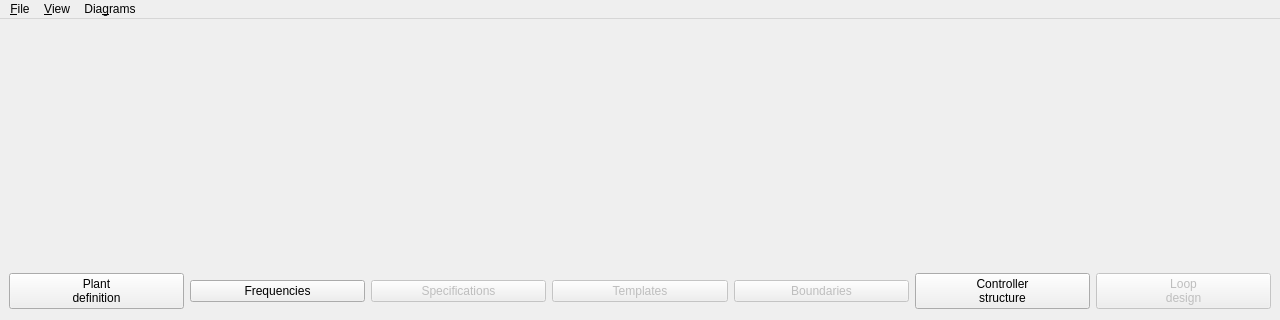
Qt form src/gui/application/main_window.ui (Isaac-Martinez-Forte/QFTbx) before a commit; both pictures show x 0 to 1280 and y 0 to 320 of the 1280 by 860 pixel window.
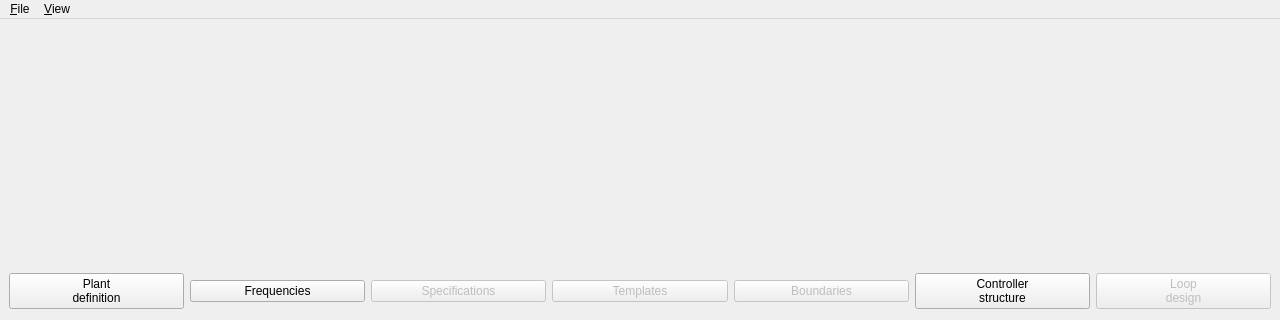
The same form after that commit.

Commit message: Replace the Diagrams menu with one that offers the examples

Diff of the .ui file:
```diff
--- a/src/gui/application/main_window.ui
+++ b/src/gui/application/main_window.ui
@@ -141,18 +141,8 @@
     </property>
     <addaction name="separator"/>
    </widget>
-   <widget class="QMenu" name="menuDiagrams">
-    <property name="title">
-     <string>Dia&amp;grams</string>
-    </property>
-    <addaction name="bodeAction"/>
-    <addaction name="actionTemplates"/>
-    <addaction name="actionBoundaries"/>
-    <addaction name="actionLoop"/>
-   </widget>
    <addaction name="menuFile"/>
    <addaction name="menuView"/>
-   <addaction name="menuDiagrams"/>
   </widget>
   <widget class="QStatusBar" name="statusbar"/>
   <action name="actionNew">
```
Left out of the diff: 39 changed lines with no effect on the pictures. The commit also changes 12 other files.
